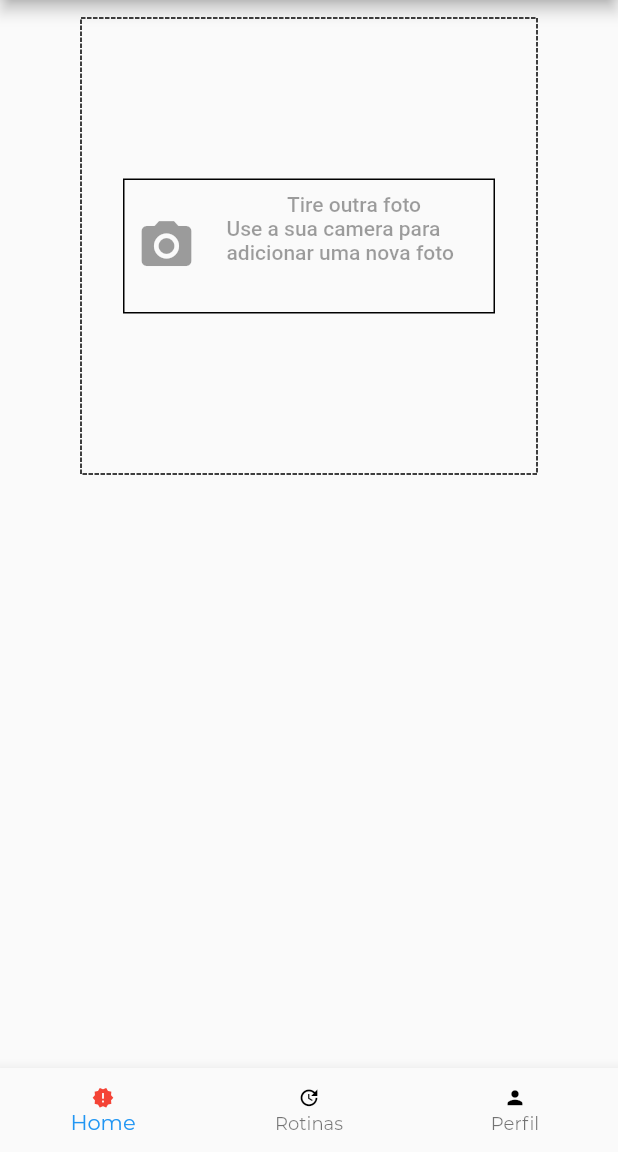
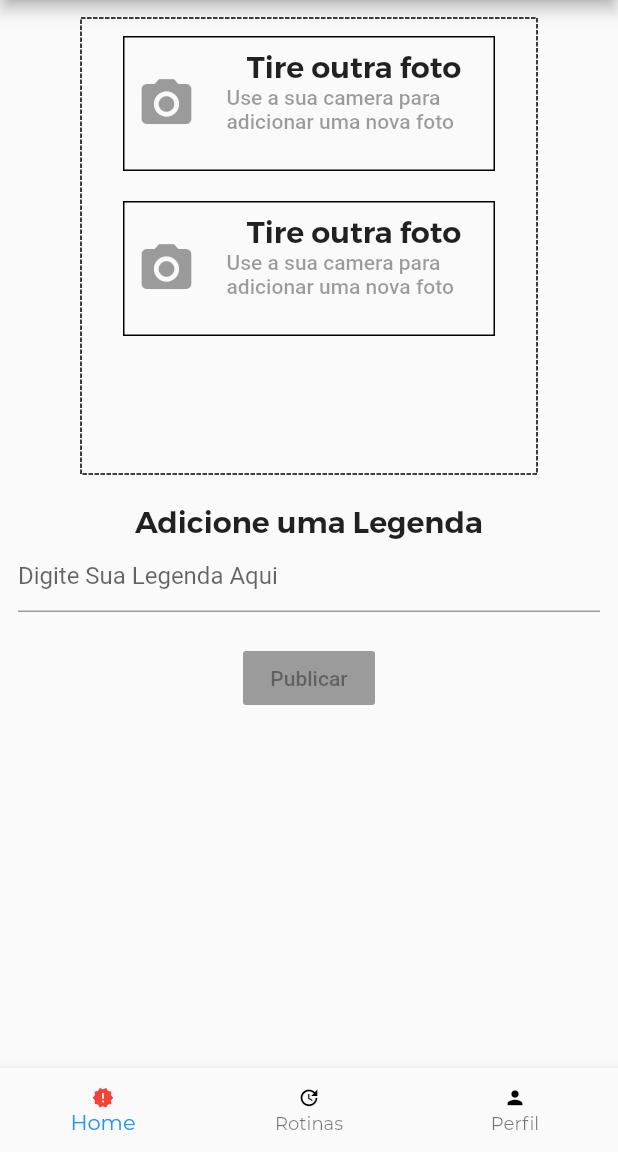
Before and after one commit to peryvieira/test-catchup, a Flutter app: the screen it shows after launch, on a phone screen of 412 x 824 dp, the part 84-1236 px from its top. Run offline on Flutter 3.47's test engine with Material 2 defaults, Android fonts, the phone set to English and light mode, and no system bars; drawn by our look-alikes of dotted_border; our stand-ins replace bubble_tab_indicator.

Commit message:
Inserido TextInput(Legenda) e Buttom(publicar) no Upload

```diff
--- /dev/null
+++ b/implementacao/catchup_app/lib/upload/flatButtomUpload.dart
@@ -0,0 +1,42 @@
+import 'package:flutter/material.dart';
+
+class FlatButtomUpload extends StatelessWidget {
+  @override
+  Widget build(BuildContext context) {
+    return FlatButton(
+        child: Padding(
+      padding: const EdgeInsets.all(10.0),
+      child: Container(
+        width: 250,
+        height: 90,
+        decoration:
+            BoxDecoration(border: Border.all(color: Colors.black, width: 1.0)),
+        child: Padding(
+          padding: const EdgeInsets.all(8.0),
+          child: Row(
+            mainAxisAlignment: MainAxisAlignment.start,
+            crossAxisAlignment: CrossAxisAlignment.center,
+            children: <Widget>[
+              Icon(
+                Icons.camera_alt,
+                size: 40,
+              ),
+              SizedBox(width: 20),
+              Flexible(
+                child: Column(
+                  children: <Widget>[
+                    Text(
+                      "Tire outra foto",
+                      style: Theme.of(context).textTheme.title,
+                    ),
+                    Text("Use a sua camera para adicionar uma nova foto")
+                  ],
+                ),
+              )
+            ],
+          ),
+        ),
+      ),
+    ));
+  }
+}
--- a/implementacao/catchup_app/lib/upload/page_upload.dart
+++ b/implementacao/catchup_app/lib/upload/page_upload.dart
@@ -1,53 +1,43 @@
+import 'package:catchup_app/upload/flatButtomUpload.dart';
 import 'package:flutter/material.dart';
 import 'package:dotted_border/dotted_border.dart';
 
 class PageUpload extends StatelessWidget {
   @override
   Widget build(BuildContext context) {
-    return Column(children: <Widget>[
+    return SingleChildScrollView(
+      child: Column(children: <Widget>[
         Padding(
           padding: const EdgeInsets.all(12.0),
-        child: DottedBorder(
+          child: Column(
+            children: <Widget>[
+              DottedBorder(
                   color: Colors.black,
                   strokeWidth: 1,
                   child: Container(
                       height: 300,
                       width: 300,
-              child: FlatButton(
-                  child: Padding(
-                padding: const EdgeInsets.all(10.0),
-                child: Container(
-                  width: 250,
-                  height: 90,
-                  decoration: BoxDecoration(
-                      border: Border.all(color: Colors.black, width: 1.0)),
-                  child: Padding(
-                    padding: const EdgeInsets.all(8.0),
-                    child: Row(
-                      mainAxisAlignment: MainAxisAlignment.start,
-                      crossAxisAlignment: CrossAxisAlignment.center,
-                      children: <Widget>[
-                        Icon(
-                          Icons.camera_alt,
-                          size: 40,
-                        ),
-                        SizedBox(width: 20),
-                        Flexible(
                       child: Column(
                         children: <Widget>[
-                              Text("Tire outra foto"),
+                          FlatButtomUpload(),
+                          FlatButtomUpload()
+                        ],
+                      ))),
+              SizedBox(height: 20),
               Text(
-                                  "Use a sua camera para adicionar uma nova foto")
+                "Adicione uma Legenda",
+                style: Theme.of(context).textTheme.title,
+              ),
+              TextField(
+                decoration:
+                    InputDecoration(hintText: "Digite Sua Legenda Aqui"),
+              ),
+              SizedBox(height: 20),
+              RaisedButton(child: Text("Publicar"))
             ],
           ),
         )
-                      ],
-                    ),
-                  ),
-                ),
-              )),
-            )),
-      )
-    ]);
+      ]),
+    );
   }
 }
```
Lines whose indentation alone changed are shown as unchanged.
